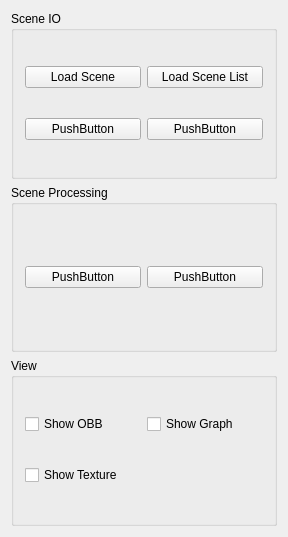
The window that scene_lab/scene_lab_widget.ui (maruitx/text2scene) describes before a commit, drawn with Qt 5.
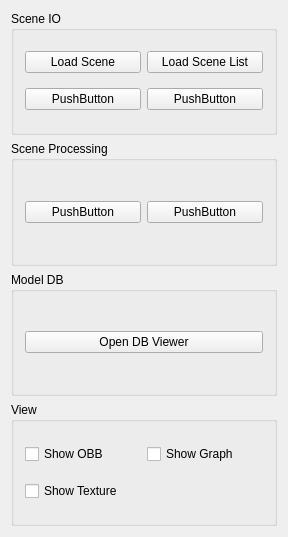
The same window after the commit.

Commit message: add modelDB class for loading ShapeNetSem

Diff of the .ui file:
```diff
--- a/scene_lab/scene_lab_widget.ui
+++ b/scene_lab/scene_lab_widget.ui
@@ -74,6 +74,22 @@
      </layout>
     </widget>
    </item>
+   <item>
+    <widget class="QGroupBox" name="groupBox_5">
+     <property name="title">
+      <string>Model DB</string>
+     </property>
+     <layout class="QGridLayout" name="gridLayout_4">
+      <item row="0" column="0">
+       <widget class="QPushButton" name="openModelDBViewerButton">
+        <property name="text">
+         <string>Open DB Viewer</string>
+        </property>
+       </widget>
+      </item>
+     </layout>
+    </widget>
+   </item>
    <item>
     <widget class="QGroupBox" name="groupBox">
      <property name="title">
```
The commit also changes 17 other files.
